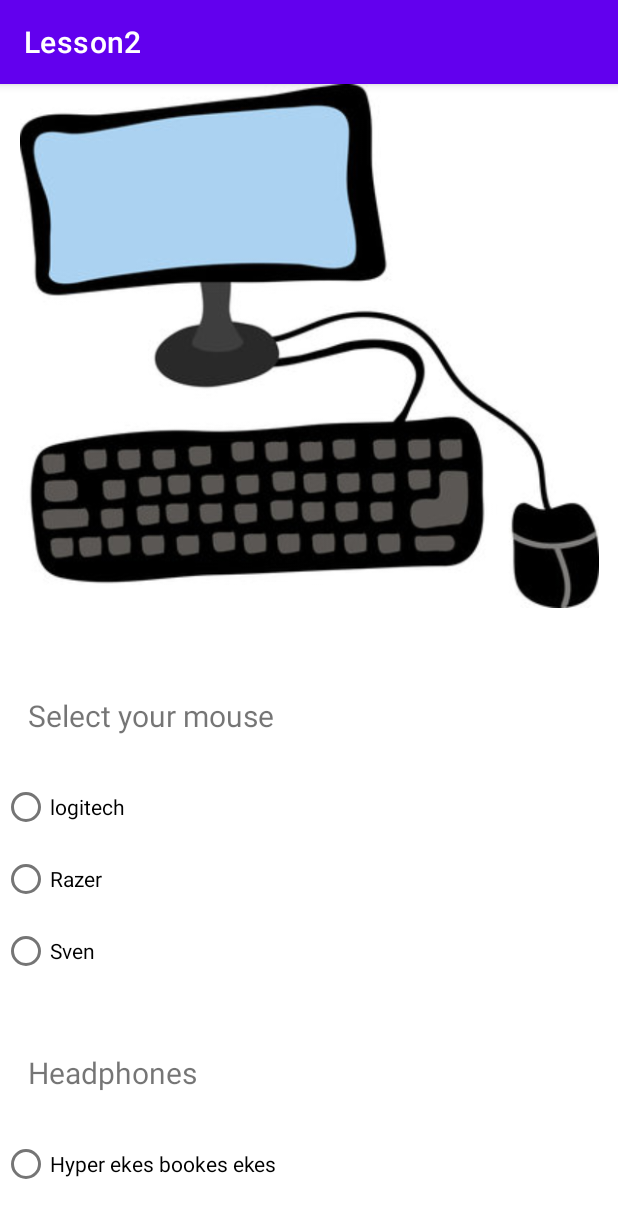
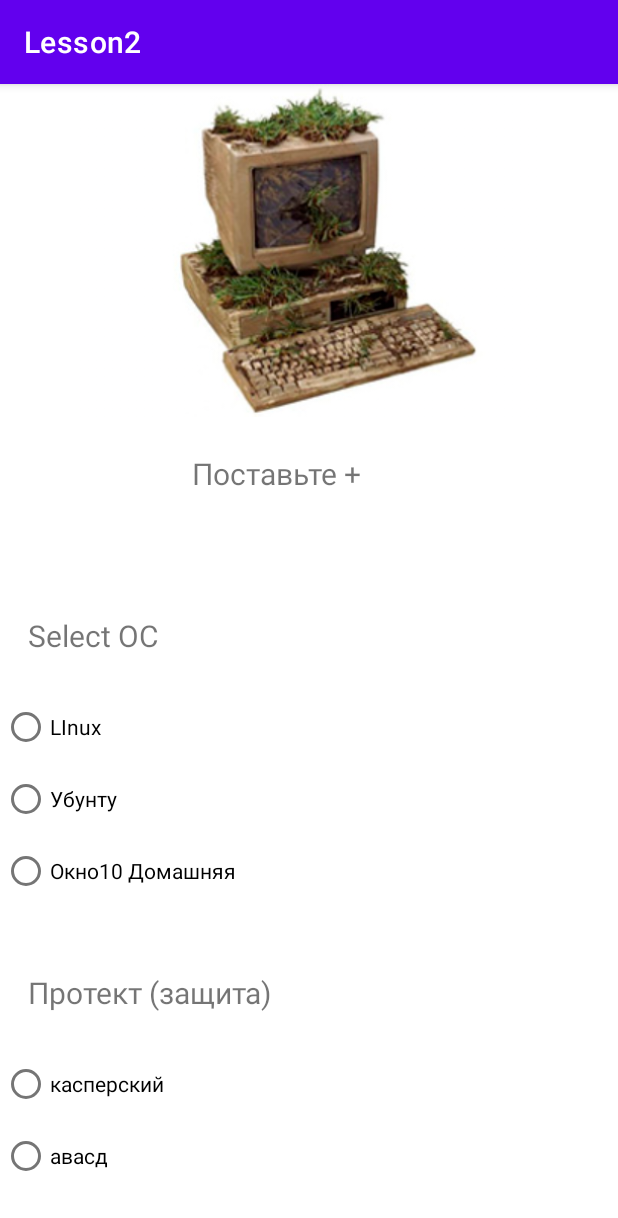
Before and after one commit to riikiti/Lesson3-BD, an Android app: the screen it shows after launch (MainActivity), on a phone screen of 412 x 824 dp. Shown: the top 1218 px of the screen. Run offline under Robolectric (Android 15) with nearby library versions, the phone set to English and light mode, and no system bars.

Commit message:
Maksim 2-3

```diff
--- a/app/src/main/java/com/example/lesson2/DBResults.java
+++ b/app/src/main/java/com/example/lesson2/DBResults.java
@@ -15,8 +15,8 @@ public class DBResults extends AppCompatActivity {
         setContentView(R.layout.activity_dbresults);
 
         SQLiteDatabase db = getBaseContext().openOrCreateDatabase("app.db", MODE_PRIVATE, null);
-        db.execSQL("CREATE TABLE IF NOT EXISTS lots2 (lots TEXT, name TEXT, lotPrice INTEGER );");
-        Cursor query = db.rawQuery("SELECT * FROM lots2;", null);
+        db.execSQL("CREATE TABLE IF NOT EXISTS lots3 (lots TEXT, name TEXT, lotPrice INTEGER );");
+        Cursor query = db.rawQuery("SELECT * FROM lots3;", null);
         TextView textView = findViewById(R.id.textView6);
         textView.setText("");
         while(query.moveToNext()){
--- a/app/src/main/res/layout/activity_main.xml
+++ b/app/src/main/res/layout/activity_main.xml
@@ -8,12 +8,14 @@
 
     <ScrollView
         android:id="@+id/scrollView2"
-        android:layout_width="408dp"
-        android:layout_height="366dp"
+        android:layout_width="416dp"
+        android:layout_height="437dp"
         android:layout_marginStart="1dp"
-        android:layout_marginTop="364dp"
+        android:layout_marginTop="292dp"
         android:layout_marginEnd="1dp"
+        android:layout_marginBottom="2dp"
         android:contentDescription="@string/app_name"
+        app:layout_constraintBottom_toBottomOf="parent"
         app:layout_constraintEnd_toEndOf="parent"
         app:layout_constraintHorizontal_bias="0.0"
         app:layout_constraintStart_toStartOf="parent"
@@ -32,7 +34,7 @@
                 android:layout_marginTop="43dp"
                 android:layout_marginEnd="239dp"
                 android:layout_marginBottom="23dp"
-                android:text="Select your mouse"
+                android:text="Select ОС"
                 android:textSize="20sp" />
 
             <RadioGroup
@@ -44,21 +46,21 @@
                     android:layout_width="match_parent"
                     android:layout_height="wrap_content"
                     android:checked="false"
-                    android:text="logitech" />
+                    android:text="LInux" />
 
                 <RadioButton
                     android:id="@+id/radioButtonM2"
                     android:layout_width="match_parent"
                     android:layout_height="wrap_content"
                     android:checked="false"
-                    android:text="Razer" />
+                    android:text="Убунту" />
 
                 <RadioButton
                     android:id="@+id/radioButtonM3"
                     android:layout_width="match_parent"
                     android:layout_height="wrap_content"
                     android:checked="false"
-                    android:text="Sven" />
+                    android:text="Окно10 Домашняя" />
             </RadioGroup>
 
             <TextView
@@ -69,7 +71,7 @@
                 android:layout_marginTop="43dp"
                 android:layout_marginEnd="239dp"
                 android:layout_marginBottom="23dp"
-                android:text="Headphones"
+                android:text="Протект (защита)"
                 android:textSize="20sp" />
 
             <RadioGroup
@@ -82,76 +84,28 @@
                     android:layout_width="match_parent"
                     android:layout_height="wrap_content"
                     android:checked="false"
-                    android:text="Hyper ekes bookes ekes" />
+                    android:text="касперский" />
 
                 <RadioButton
                     android:id="@+id/radioButtonH2"
                     android:layout_width="match_parent"
                     android:layout_height="wrap_content"
                     android:checked="false"
-                    android:text="Senhesiser" />
+                    android:text="авасд" />
 
                 <RadioButton
                     android:id="@+id/radioButtonH3"
                     android:layout_width="match_parent"
                     android:layout_height="wrap_content"
                     android:checked="false"
-                    android:text="Phileps" />
+                    android:text="доктор веб" />
 
                 <RadioButton
                     android:id="@+id/radioButtonH4"
                     android:layout_width="match_parent"
                     android:layout_height="wrap_content"
                     android:checked="false"
-                    android:text="Marshall" />
-
-            </RadioGroup>
-
-            <TextView
-                android:id="@+id/textView4"
-                android:layout_width="223dp"
-                android:layout_height="wrap_content"
-                android:layout_marginStart="17dp"
-                android:layout_marginTop="43dp"
-                android:layout_marginEnd="239dp"
-                android:layout_marginBottom="23dp"
-                android:text="Fortinayte ili pubdje"
-                android:textSize="20sp" />
-
-            <CheckBox
-                android:id="@+id/checkBoxP1"
-                android:layout_width="145dp"
-                android:layout_height="81dp"
-                android:text="Playstation Faaaaive" />
-
-            <TextView
-                android:id="@+id/textView"
-                android:layout_width="240dp"
-                android:layout_height="wrap_content"
-                android:layout_marginStart="17dp"
-                android:layout_marginTop="43dp"
-                android:layout_marginEnd="239dp"
-                android:layout_marginBottom="23dp"
-                android:text="Fortinayte ili pubdje ?"
-                android:textSize="20sp" />
-
-            <RadioGroup
-                android:layout_width="match_parent"
-                android:layout_height="match_parent">
-
-                <RadioButton
-                    android:id="@+id/radioButton1"
-                    android:layout_width="match_parent"
-                    android:layout_height="wrap_content"
-                    android:checked="false"
-                    android:text="Fortinayte" />
-
-                <RadioButton
-                    android:id="@+id/radioButton2"
-                    android:layout_width="match_parent"
-                    android:layout_height="wrap_content"
-                    android:checked="false"
-                    android:text="pubdje" />
+                    android:text="без защиты" />
 
             </RadioGroup>
 
@@ -163,7 +117,7 @@
                 android:layout_marginTop="43dp"
                 android:layout_marginEnd="239dp"
                 android:layout_marginBottom="23dp"
-                android:text="Enter your name"
+                android:text="Меня зовут"
                 android:textSize="20sp" />
 
             <com.google.android.material.textfield.TextInputLayout
@@ -177,6 +131,54 @@
                     android:hint="My Name" />
             </com.google.android.material.textfield.TextInputLayout>
 
+            <TextView
+                android:id="@+id/textView4"
+                android:layout_width="223dp"
+                android:layout_height="wrap_content"
+                android:layout_marginStart="17dp"
+                android:layout_marginTop="43dp"
+                android:layout_marginEnd="239dp"
+                android:layout_marginBottom="23dp"
+                android:text="Трояны???"
+                android:textSize="20sp" />
+
+            <CheckBox
+                android:id="@+id/checkBoxP1"
+                android:layout_width="145dp"
+                android:layout_height="81dp"
+                android:text="ЕС ЕС ЕС" />
+
+            <TextView
+                android:id="@+id/textView"
+                android:layout_width="240dp"
+                android:layout_height="wrap_content"
+                android:layout_marginStart="17dp"
+                android:layout_marginTop="43dp"
+                android:layout_marginEnd="239dp"
+                android:layout_marginBottom="23dp"
+                android:text="Убраться в доме"
+                android:textSize="20sp" />
+
+            <RadioGroup
+                android:layout_width="match_parent"
+                android:layout_height="match_parent">
+
+                <RadioButton
+                    android:id="@+id/radioButton1"
+                    android:layout_width="match_parent"
+                    android:layout_height="wrap_content"
+                    android:checked="false"
+                    android:text=" да давайте" />
+
+                <RadioButton
+                    android:id="@+id/radioButton2"
+                    android:layout_width="match_parent"
+                    android:layout_height="wrap_content"
+                    android:checked="false"
+                    android:text="нэ не надо" />
+
+            </RadioGroup>
+
             <Button
                 android:id="@+id/button"
                 android:layout_width="match_parent"
@@ -189,13 +191,24 @@
 
     <ImageView
         android:id="@+id/imageView2"
-        android:layout_width="399dp"
-        android:layout_height="349dp"
+        android:layout_width="410dp"
+        android:layout_height="222dp"
         app:layout_constraintBottom_toTopOf="@+id/scrollView2"
         app:layout_constraintEnd_toEndOf="parent"
         app:layout_constraintStart_toStartOf="parent"
         app:layout_constraintTop_toTopOf="parent"
         app:layout_constraintVertical_bias="0.0"
-        app:srcCompat="@drawable/comp" />
+        app:srcCompat="@drawable/komp" />
+
+    <TextView
+        android:id="@+id/textView8"
+        android:layout_width="449dp"
+        android:layout_height="32dp"
+        android:layout_marginStart="128dp"
+        android:layout_marginTop="24dp"
+        android:text="Поставьте +"
+        android:textSize="20sp"
+        app:layout_constraintStart_toStartOf="parent"
+        app:layout_constraintTop_toBottomOf="@+id/imageView2" />
 
 </androidx.constraintlayout.widget.ConstraintLayout>
```
Also changed, not shown: app/src/main/java/com/example/lesson2/Comp.java (+29 -29 lines), app/src/main/java/com/example/lesson2/MainActivity.java (+9 -9 lines), app/src/main/java/com/example/lesson2/Result.java (+36 -36 lines), app/src/main/res/drawable-v24/komp.jpg (added), app/src/main/res/drawable/comp.jpg (deleted).
